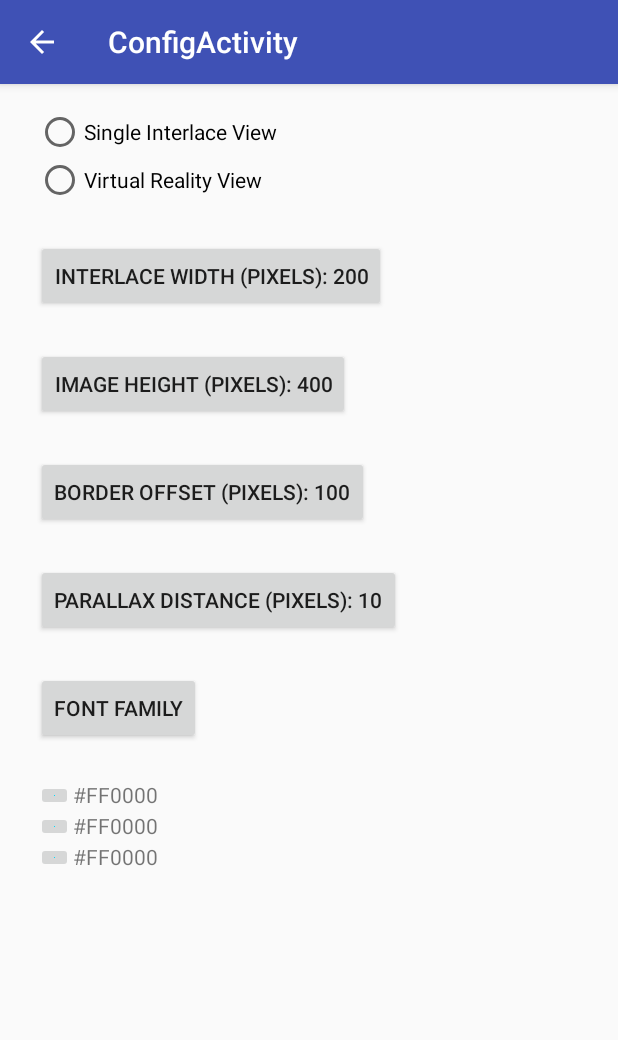
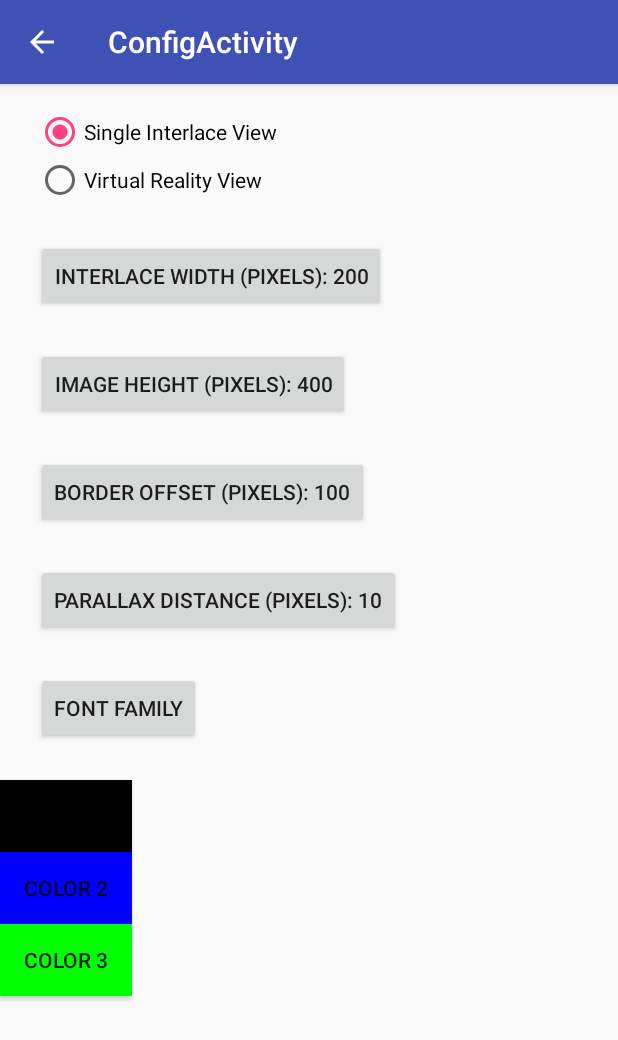
Before and after one commit to yeuchi/CapStoneStage1, an Android app: the ConfigActivity screen opened directly, with no data from a screen before it, on a phone screen of 412 x 824 dp. Shown: the top 1040 px of the screen. Run offline under Robolectric (Android 15) with nearby library versions, the phone set to English and light mode, and no system bars; libraries missing offline, so code that uses them is left out: top.defaults.colorpicker; Roboto replaces fonts that are not available here.

Commit message:
add color picker

```diff
--- a/app/build.gradle
+++ b/app/build.gradle
@@ -30,4 +30,5 @@ dependencies {
     androidTestImplementation 'com.android.support.test:runner:1.0.2'
     androidTestImplementation 'com.android.support.test.espresso:espresso-core:3.0.2'
     implementation 'com.caverock:androidsvg-aar:1.3'
+    implementation 'com.github.duanhong169:colorpicker:1.1.2'
 }
--- a/app/src/main/java/com/example/ctyeung/capstonestage1/ConfigActivity.java
+++ b/app/src/main/java/com/example/ctyeung/capstonestage1/ConfigActivity.java
@@ -2,6 +2,7 @@ package com.example.ctyeung.capstonestage1;
 
 import android.content.Context;
 import android.content.Intent;
+import android.graphics.Color;
 import android.support.v7.app.ActionBar;
 import android.os.Bundle;
 import android.app.Activity;
@@ -9,10 +10,15 @@ import android.support.v7.app.AppCompatActivity;
 import android.view.MenuItem;
 import android.view.View;
 import android.widget.Button;
+import android.widget.ImageButton;
+import android.widget.RadioGroup;
 import android.widget.TextView;
 
 import com.example.ctyeung.capstonestage1.data.SharedPrefUtility;
+import com.example.ctyeung.capstonestage1.dialogs.ColorPopup;
 import com.example.ctyeung.capstonestage1.dialogs.NumberPickerFragment;
+
+import top.defaults.colorpicker.ColorPickerPopup;
 
 public class ConfigActivity extends AppCompatActivity
             implements NumberPickerFragment.OnDialogOKListener
@@ -48,6 +54,14 @@ public class ConfigActivity extends AppCompatActivity
 
     private void initializeButtons()
     {
+        RadioGroup radioGroup = findViewById(R.id.radio_group);
+        radioGroup.setOnCheckedChangeListener(new RadioGroup.OnCheckedChangeListener() {
+            @Override
+            public void onCheckedChanged(RadioGroup radioGroup, int i) {
+                // save the change !
+            }
+        });
+
         // click handler for font selection
 
         // click handler for interlace width
@@ -87,6 +101,36 @@ public class ConfigActivity extends AppCompatActivity
             public void onClick(View view)
             {
                 launchDialog(SharedPrefUtility.PARALLAX_DIS, 0, 40);
+            }
+        });
+
+        // click handler for color1 selection
+        final Button btnColor1 = findViewById(R.id.btnColor1);
+        btnColor1.setOnClickListener(new View.OnClickListener() {
+            @Override
+            public void onClick(View view)
+            {
+                ColorPopup.launch(btnColor1, mContext);
+            }
+        });
+
+        // click handler for color2 selection
+        final Button btnColor2 = findViewById(R.id.btnColor2);
+        btnColor2.setOnClickListener(new View.OnClickListener() {
+            @Override
+            public void onClick(View view)
+            {
+                ColorPopup.launch(btnColor1, mContext);
+            }
+        });
+
+        // click handler for color3 selection
+        final Button btnColor3 = findViewById(R.id.btnColor3);
+        btnColor3.setOnClickListener(new View.OnClickListener() {
+            @Override
+            public void onClick(View view)
+            {
+                ColorPopup.launch(btnColor3, mContext);
             }
         });
     }
--- /dev/null
+++ b/app/src/main/java/com/example/ctyeung/capstonestage1/dialogs/ColorPopup.java
@@ -0,0 +1,34 @@
+package com.example.ctyeung.capstonestage1.dialogs;
+
+import android.content.Context;
+import android.graphics.Color;
+import android.widget.Button;
+
+import top.defaults.colorpicker.ColorPickerPopup;
+
+public class ColorPopup
+{
+    public static void launch(final Button button,
+                              Context context)
+    {
+        new ColorPickerPopup.Builder(context)
+                .initialColor(Color.RED) // Set initial color
+                .enableAlpha(true) // Enable alpha slider or not
+                .okTitle("Choose")
+                .cancelTitle("Cancel")
+                .showIndicator(true)
+                .showValue(true)
+                .build()
+                .show(button, new ColorPickerPopup.ColorPickerObserver() {
+                    @Override
+                    public void onColorPicked(int color) {
+                        button.setBackgroundColor(color);
+                    }
+
+                    @Override
+                    public void onColor(int color, boolean fromUser) {
+
+                    }
+                });
+    }
+}
--- a/app/src/main/res/layout/activity_config.xml
+++ b/app/src/main/res/layout/activity_config.xml
@@ -9,7 +9,7 @@
     tools:context=".ConfigActivity">
 
     <RadioGroup
-        android:id="@+id/radioGroup"
+        android:id="@+id/radio_group"
         android:layout_width="wrap_content"
         android:layout_height="wrap_content"
         android:layout_marginLeft="24dp"
@@ -22,6 +22,7 @@
             android:id="@+id/radio_interlace_view"
             android:layout_width="wrap_content"
             android:layout_height="wrap_content"
+            android:checked="true"
             android:text="Single Interlace View"/>
 
         <RadioButton
@@ -73,64 +74,31 @@
         android:text="Font Family"
         app:layout_constraintTop_toBottomOf="@+id/radioGroup" />
 
-    <LinearLayout
-        android:layout_width="wrap_content"
-        android:layout_height="wrap_content"
-        android:layout_marginLeft="24dp">
-
-        <ImageButton
+    <Button
         android:id="@+id/btnColor1"
         android:layout_width="wrap_content"
         android:layout_height="wrap_content"
         android:src="@android:color/holo_blue_bright"
+        android:text="Color 1"
+        android:background="#FF000000"
         app:layout_constraintTop_toBottomOf="@+id/button" />
 
-        <TextView
-            android:id="@+id/txtColor1"
-            android:layout_width="wrap_content"
-            android:layout_height="wrap_content"
-            android:text="#FF0000"/>
-
-    </LinearLayout>
-
-    <LinearLayout
-        android:layout_width="wrap_content"
-        android:layout_height="wrap_content"
-        android:layout_marginLeft="24dp">
-
-        <ImageButton
+    <Button
         android:id="@+id/btnColor2"
         android:layout_width="wrap_content"
         android:layout_height="wrap_content"
         android:src="@android:color/holo_blue_bright"
+        android:text="Color 2"
+        android:background="#FF0000FF"
         app:layout_constraintTop_toBottomOf="@+id/button" />
 
-        <TextView
-            android:id="@+id/txtColor2"
-            android:layout_width="wrap_content"
-            android:layout_height="wrap_content"
-            android:text="#FF0000"/>
-
-    </LinearLayout>
-
-    <LinearLayout
-        android:layout_width="wrap_content"
-        android:layout_height="wrap_content"
-        android:layout_marginLeft="24dp">
-
-        <ImageButton
+    <Button
         android:id="@+id/btnColor3"
         android:layout_width="wrap_content"
         android:layout_height="wrap_content"
         android:src="@android:color/holo_blue_bright"
+        android:text="Color 3"
+        android:background="#FF00FF00"
         app:layout_constraintTop_toBottomOf="@+id/button" />
 
-        <TextView
-            android:id="@+id/txtColor3"
-            android:layout_width="wrap_content"
-            android:layout_height="wrap_content"
-            android:text="#FF0000"/>
-
 </LinearLayout>
-
-</LinearLayout>
```
Lines whose indentation alone changed are shown as unchanged.
